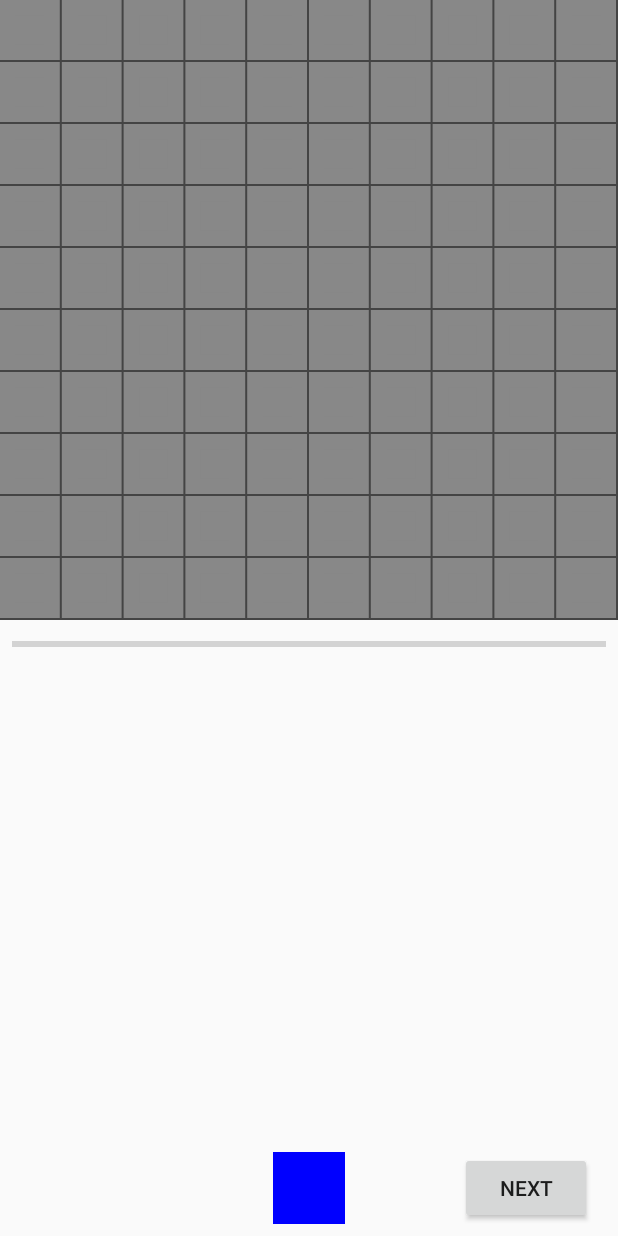
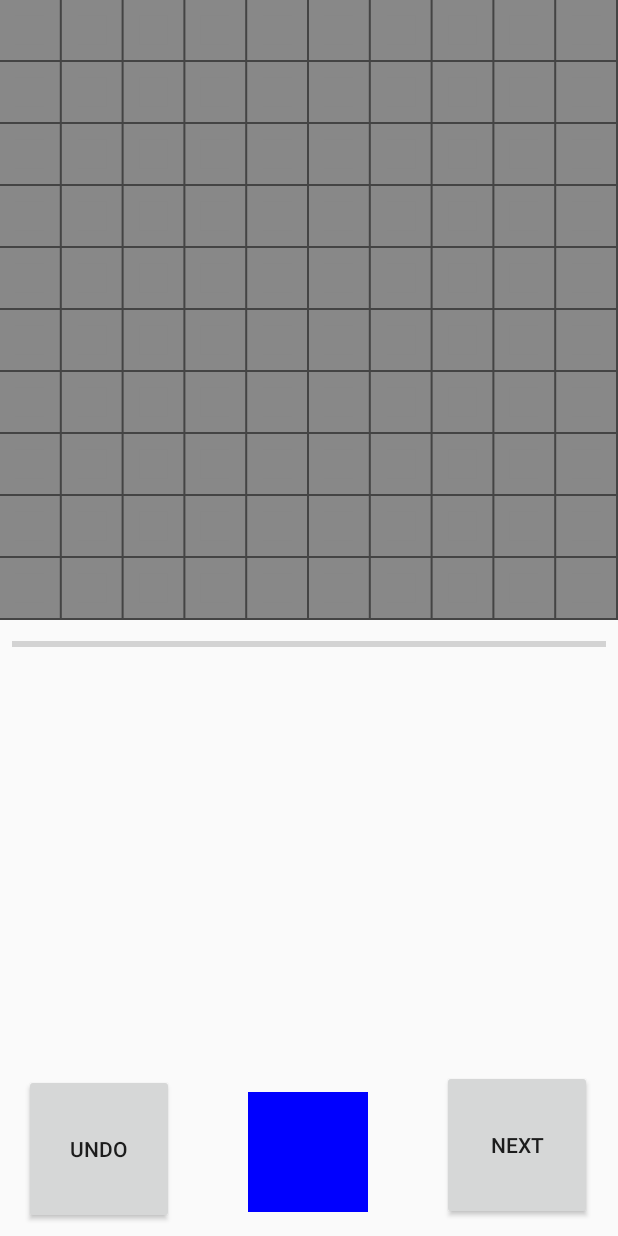
Before and after one commit to RensAlthuis/Competitive-GoL, an Android app: the MainActivity screen opened directly, with no data from a screen before it, on a phone screen of 412 x 824 dp. Run offline under Robolectric (Android 15) with nearby library versions, the light colour scheme and no system bars.

Commit message:
Undo last click button + singleMoveMode (Only change 1 tile at a time)

```diff
--- a/app/src/main/java/com/example/rens/competitive_gol/Controller/MainActivity.java
+++ b/app/src/main/java/com/example/rens/competitive_gol/Controller/MainActivity.java
@@ -47,6 +47,13 @@ public class MainActivity extends Activity {
             }
         });
 
+        findViewById(R.id.buttonUndo).setOnClickListener(new View.OnClickListener() {
+            @Override
+            public void onClick(View v) {
+                game.undoLastMove();
+            }
+        });
+
     }
 
     private void updateCharacterIcon(){
--- a/app/src/main/res/layout/activity_main.xml
+++ b/app/src/main/res/layout/activity_main.xml
@@ -51,9 +51,27 @@
             app:layout_constraintVertical_bias="0.0" />
 
         <Button
+            android:id="@+id/buttonUndo"
+            android:layout_width="100dp"
+            android:layout_height="100dp"
+            android:layout_marginBottom="8dp"
+            android:layout_marginEnd="8dp"
+            android:layout_marginLeft="8dp"
+            android:layout_marginRight="8dp"
+            android:layout_marginStart="8dp"
+            android:layout_marginTop="8dp"
+            android:text="Undo"
+            app:layout_constraintBottom_toBottomOf="parent"
+            app:layout_constraintHorizontal_bias="0.027"
+            app:layout_constraintLeft_toLeftOf="parent"
+            app:layout_constraintRight_toRightOf="parent"
+            app:layout_constraintTop_toTopOf="parent"
+            app:layout_constraintVertical_bias="1.0" />
+
+        <Button
             android:id="@+id/buttonNext"
-            android:layout_width="wrap_content"
-            android:layout_height="wrap_content"
+            android:layout_width="100dp"
+            android:layout_height="100dp"
             android:layout_marginBottom="8dp"
             android:layout_marginEnd="8dp"
             android:layout_marginLeft="8dp"
@@ -66,42 +84,24 @@
             app:layout_constraintLeft_toLeftOf="parent"
             app:layout_constraintRight_toRightOf="parent"
             app:layout_constraintTop_toTopOf="parent"
-            app:layout_constraintVertical_bias="1.0" />
+            app:layout_constraintVertical_bias="0.99"
+            tools:layout_editor_absoluteX="290dp"
+            tools:layout_editor_absoluteY="80dp" />
 
         <ImageView
             android:id="@+id/character"
-            android:layout_width="@android:dimen/app_icon_size"
-            android:layout_height="@android:dimen/app_icon_size"
-            android:layout_marginBottom="8dp"
+            android:layout_width="80dp"
+            android:layout_height="80dp"
+            android:layout_marginBottom="16dp"
             android:layout_marginEnd="8dp"
             android:layout_marginLeft="8dp"
             android:layout_marginRight="8dp"
             android:layout_marginStart="8dp"
-            android:layout_marginTop="8dp"
             app:layout_constraintBottom_toBottomOf="parent"
             app:layout_constraintLeft_toLeftOf="parent"
             app:layout_constraintRight_toRightOf="parent"
-            app:layout_constraintTop_toTopOf="parent"
-            app:layout_constraintVertical_bias="1.0"
-            app:srcCompat="@color/colorAccent" />
-
-        <TextSwitcher
-            android:id="@+id/colorPrecent"
-            android:layout_width="102dp"
-            android:layout_height="39dp"
-            android:layout_marginBottom="8dp"
-            android:layout_marginLeft="8dp"
-            android:layout_marginRight="275dp"
-            android:layout_marginTop="8dp"
-            android:visibility="visible"
-            app:layout_constraintBottom_toBottomOf="parent"
-            app:layout_constraintHorizontal_bias="0.0"
-            app:layout_constraintLeft_toLeftOf="parent"
-            app:layout_constraintRight_toRightOf="parent"
-            app:layout_constraintTop_toTopOf="parent"
-            app:layout_constraintVertical_bias="1.0"
-            android:layout_marginStart="8dp"
-            android:layout_marginEnd="275dp" />
+            app:srcCompat="@color/colorAccent"
+            app:layout_constraintHorizontal_bias="0.498" />
 
     </android.support.constraint.ConstraintLayout>
 
```
Also changed, not shown: app/src/main/java/com/example/rens/competitive_gol/Controller/BoardController.java (+33 -8 lines).
